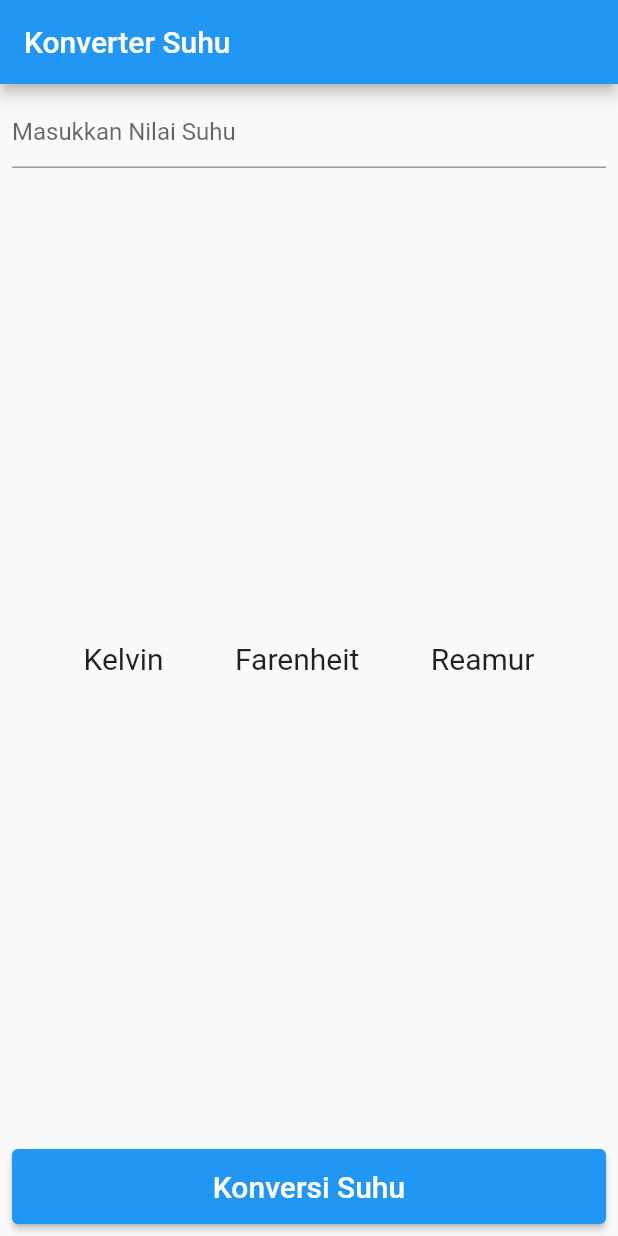
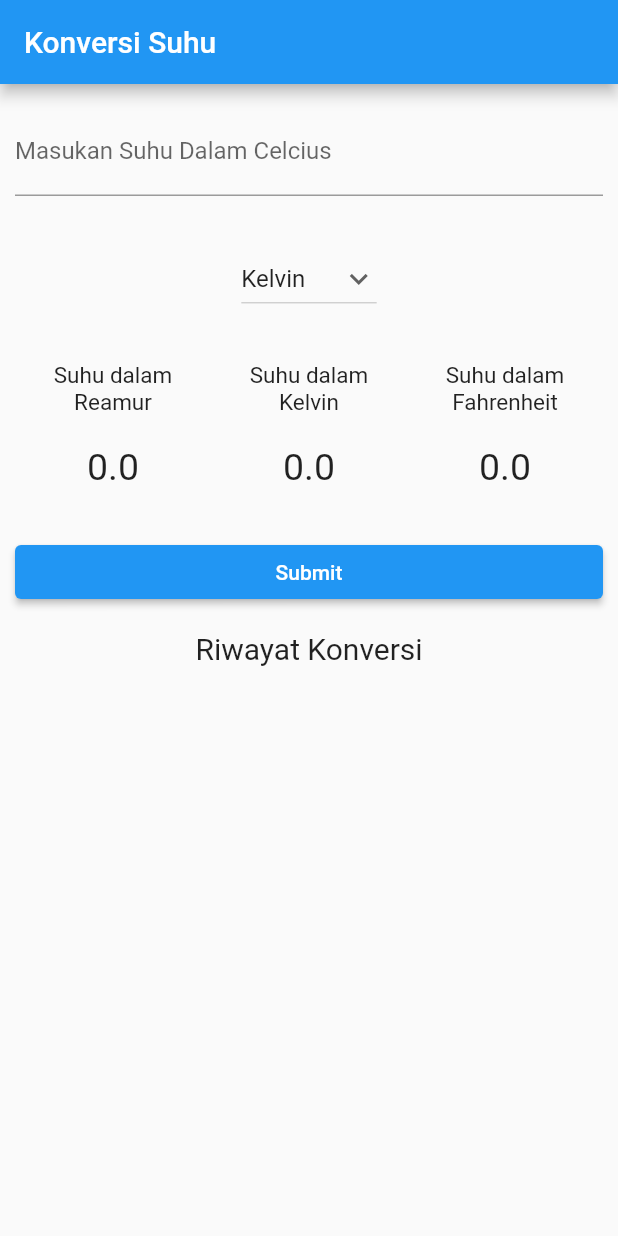
Before and after one commit to Daffaaq/konversi_suhu, a Flutter app: the screen it shows after launch, on a phone screen of 412 x 824 dp. Run offline on Flutter 3.47's test engine with Material 2 defaults, Android fonts, the phone set to English and light mode, and no system bars.

Commit message:
Final_konversi_Suhu

```diff
--- a/lib/main.dart
+++ b/lib/main.dart
@@ -5,69 +5,273 @@ void main() {
   runApp(const MyApp());
 }
 
-class MyApp extends StatelessWidget {
+class MyApp extends StatefulWidget {
   const MyApp({super.key});
 
-  // This widget is the root of your application.
+  @override
+  State<MyApp> createState() => _MyAppState();
+}
+
+class _MyAppState extends State<MyApp> {
+  var items = ['Kelvin', 'Reamor', 'Farenheit', 'Semua'];
+
+  String dropdownvalue = 'Kelvin';
+  String? selectedValue;
+  double celcius = 0;
+  double kelvin = 0;
+  double reamor = 0;
+  double farenheit = 0;
+  double output = 0;
+  double output1 = 0;
+  double output2 = 0;
+  double output3 = 0;
+  List<String> listViewItem1 = <String>[];
+  List<String> listViewItem2 = <String>[];
+  List<String> listViewItem3 = <String>[];
+  List<String> listViewItem4 = <String>[];
+  TextEditingController inputSuhu = TextEditingController();
+
+  konversi() {
+    setState(() {
+      celcius = double.parse(inputSuhu.text);
+      if (dropdownvalue == 'Kelvin') {
+        output = 273.15 + celcius;
+        reamor = 0;
+        farenheit = 0;
+        kelvin = output;
+      } else if (dropdownvalue == 'Reamor') {
+        output = 4 / 5 * celcius;
+        reamor = output;
+        farenheit = 0;
+        kelvin = 0;
+      } else if (dropdownvalue == 'Farenheit') {
+        output = (9 / 5 * celcius) + 32;
+        reamor = 0;
+        farenheit = output;
+        kelvin = 0;
+      } else {
+        output1 = 273.15 + celcius;
+        output2 = 4 / 5 * celcius;
+        output3 = (9 / 5 * celcius) + 32;
+        reamor = output2;
+        farenheit = output3;
+        kelvin = output1;
+      }
+      listViewItem1.add('$reamor');
+      listViewItem2.add('$kelvin');
+      listViewItem3.add('$farenheit');
+      listViewItem4.add('$celcius');
+    });
+  }
+
   @override
   Widget build(BuildContext context) {
     return MaterialApp(
-      debugShowCheckedModeBanner: false,
-      title: 'Flutter Demo',
+      title: 'Muhammad Ghani',
       theme: ThemeData(
         primarySwatch: Colors.blue,
-        visualDensity: VisualDensity.adaptivePlatformDensity,
       ),
       home: Scaffold(
+        resizeToAvoidBottomInset: false,
         appBar: AppBar(
-            title: const Text("Konverter Suhu"),
+          title: const Text('Konversi Suhu'),
         ),
-          body: Container(
-            margin: EdgeInsets.all(8),
+        body: Column(
+          children: <Widget>[
+            Expanded(
+              flex: 2,
+              child: Container(
+                margin: const EdgeInsets.fromLTRB(10, 0, 10, 0),
                 child: Column(
-              mainAxisAlignment: MainAxisAlignment.spaceBetween,
+                  mainAxisAlignment: MainAxisAlignment.spaceAround,
                   children: [
-                TextFormField(
-                  decoration: InputDecoration(hintText: "Masukkan Nilai Suhu"),
-                  // inputFormatters: [FilteringTextInputFormatter.digitsOnly],
-                  keyboardType: TextInputType.number,
+                    Container(child: inputan()),
+                    Container(
+                      child: dropDown(),
                     ),
-                Row(
-                  mainAxisAlignment: MainAxisAlignment.spaceEvenly,
-                  children: [
-                    Column(
-                      children: [
-                        Text("Kelvin", style: TextStyle(fontSize: 20)),
-                      ],
+                    Container(
+                      child: outputSuhu(),
                     ),
-                    Column(
-                      children: [
-                        Text("Farenheit", style: TextStyle(fontSize: 20)),
-                      ],
-                    ),
-                    Column(
-                      children: [
-                        Text("Reamur", style: TextStyle(fontSize: 20)),
-                      ],
+                    Container(
+                      child: buttonSubmit(),
                     ),
                   ],
                 ),
-                Container(
-                  width: double.infinity,
-                  height: 50,
-                  child: ElevatedButton(
-                    onPressed: () {},
-                    // color: Colors.blue,
-                    // textColor: Colors.white,
-                    child: const Text(
-                      'Konversi Suhu',
+              ),
+            ),
+            const Expanded(
+              flex: 0,
+              child: Text(
+                'Riwayat Konversi',
                 style: TextStyle(fontSize: 20),
               ),
             ),
+            const SizedBox(
+              height: 15,
+            ),
+            Expanded(
+              flex: 2,
+              child: listHasil(),
             ),
           ],
         ),
-          )),
+      ),
+    );
+  }
+
+  inputan() {
+    return TextFormField(
+      controller: inputSuhu,
+      keyboardType: TextInputType.number,
+      decoration: const InputDecoration(
+        border: UnderlineInputBorder(),
+        labelText: 'Masukan Suhu Dalam Celcius',
+      ),
+    );
+  }
+
+  dropDown() {
+    return DropdownButton(
+      value: dropdownvalue,
+      icon: const Icon(Icons.keyboard_arrow_down),
+      items: items.map((String items) {
+        return DropdownMenuItem(
+          value: items,
+          child: Text(items),
+        );
+      }).toList(),
+      onChanged: (String? newValue) {
+        setState(() {
+          dropdownvalue = newValue!;
+        });
+      },
+    );
+  }
+
+  outputSuhu() {
+    return Row(
+      mainAxisAlignment: MainAxisAlignment.spaceEvenly,
+      children: [
+        Expanded(
+          flex: 1,
+          child: Column(
+            children: [
+              const Text('Suhu dalam Reamur',
+                  style: TextStyle(
+                    fontSize: 15,
+                  ),
+                  textAlign: TextAlign.center),
+              const SizedBox(height: 20),
+              Text(
+                "$reamor",
+                style: const TextStyle(fontSize: 25),
+              )
+            ],
+          ),
+        ),
+        Expanded(
+          flex: 1,
+          child: Column(
+            children: [
+              const Text(
+                'Suhu dalam \nKelvin',
+                style: TextStyle(fontSize: 15),
+                textAlign: TextAlign.center,
+              ),
+              const SizedBox(height: 20),
+              Text(
+                "$kelvin",
+                style: const TextStyle(fontSize: 25),
+              )
+            ],
+          ),
+        ),
+        Expanded(
+          flex: 1,
+          child: Column(
+            children: [
+              const Text('Suhu dalam \nFahrenheit',
+                  style: TextStyle(fontSize: 15), textAlign: TextAlign.center),
+              const SizedBox(height: 20),
+              Text(
+                "$farenheit",
+                style: const TextStyle(fontSize: 25),
+              )
+            ],
+          ),
+        ),
+      ],
+    );
+  }
+
+  buttonSubmit() {
+    return SizedBox(
+        width: double.infinity,
+        child: ElevatedButton(
+          child: const Text('Submit'),
+          onPressed: () => konversi(),
+        ));
+  }
+
+  listHasil() {
+    return SizedBox(
+      height: 120,
+      child: ListView.builder(
+        shrinkWrap: true,
+        itemCount: listViewItem4.length,
+        itemBuilder: (context, index) => Container(
+          decoration:
+              BoxDecoration(border: Border.all(color: Colors.lightBlueAccent)),
+          margin: const EdgeInsets.fromLTRB(0, 0, 0, 10),
+          child: Row(children: <Widget>[
+            Expanded(
+              flex: 4,
+              child: Column(
+                children: [Text((index + 1).toString())],
+              ),
+            ),
+            Expanded(
+              flex: 10,
+              child: Row(
+                children: [
+                  Column(
+                    crossAxisAlignment: CrossAxisAlignment.start,
+                    children: const [
+                      Text(
+                        'Celcius',
+                        style:
+                            TextStyle(fontWeight: FontWeight.bold, height: 2),
+                      ),
+                      Text(
+                        'Reamur\t',
+                      ),
+                      Text('Kelvin\t'),
+                      Text('Fahrenheit\t'),
+                      SizedBox(
+                        height: 10,
+                      )
+                    ],
+                  ),
+                  Column(children: const [
+                    Text('=\t'),
+                    Text('=\t'),
+                    Text('=\t'),
+                    Text('=\t'),
+                  ]),
+                  Column(
+                      crossAxisAlignment: CrossAxisAlignment.start,
+                      children: [
+                        Text(listViewItem4.elementAt(index)),
+                        Text(listViewItem1.elementAt(index)),
+                        Text(listViewItem2.elementAt(index)),
+                        Text(listViewItem3.elementAt(index)),
+                      ]),
+                ],
+              ),
+            ),
+          ]),
+        ),
+      ),
     );
   }
 }
```
Lines whose indentation alone changed are shown as unchanged.
